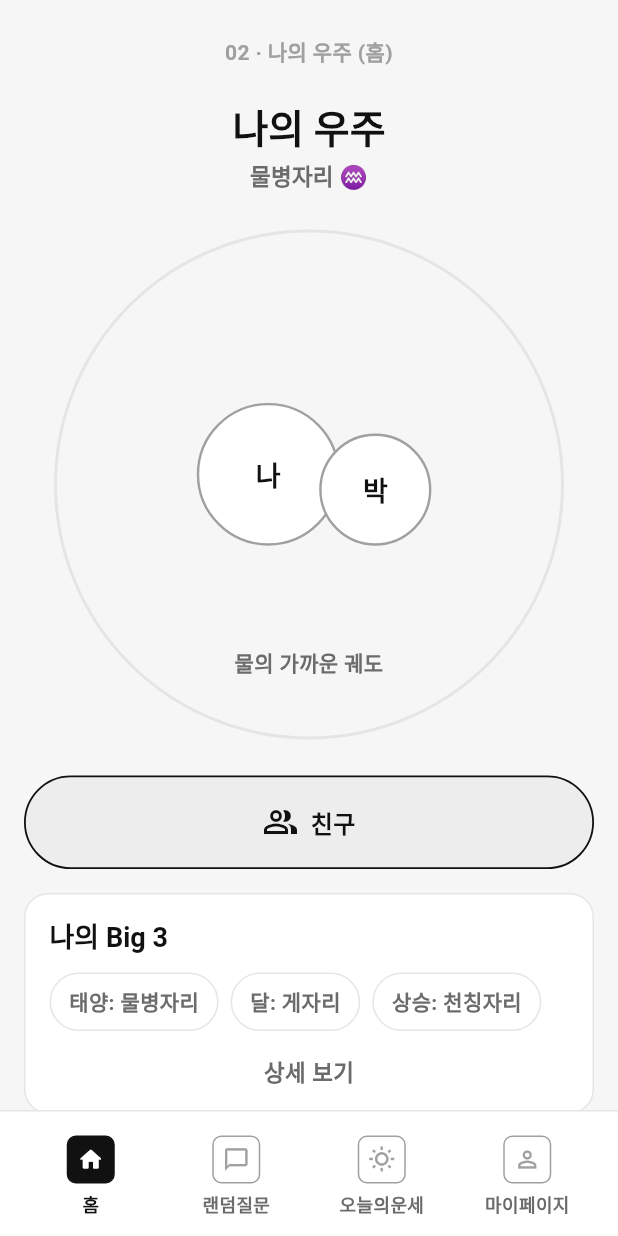
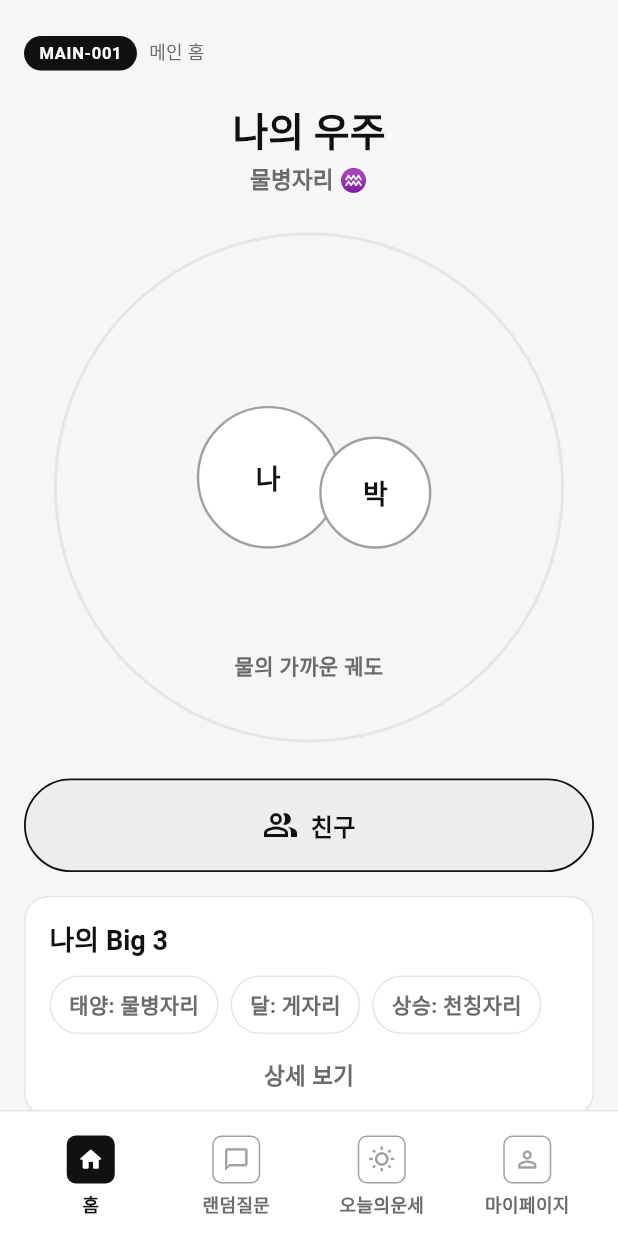
Before and after one commit to bellca225/stellara, a Flutter app: the OnboardingScreen screen opened directly, after a tap on "차트 만들기", on a phone screen of 412 x 824 dp. Run offline on Flutter 3.47's test engine with Material 3 defaults, Android fonts, the phone set to English and light mode, and no system bars; our stand-ins replace dio, flutter_riverpod; network calls fail.

Commit message:
Add profile edit flow and screen headers

```diff
--- a/lib/app.dart
+++ b/lib/app.dart
@@ -4,6 +4,7 @@
 
 import 'package:flutter/material.dart';
 
+import 'core/ui/app_alerts.dart';
 import 'core/theme/app_theme.dart';
 import 'features/auth/presentation/login_screen.dart';
 
@@ -35,6 +36,7 @@ class StellaraApp extends StatelessWidget {
       debugShowCheckedModeBanner: false,
       theme: buildAppTheme(),
       scrollBehavior: const AppScrollBehavior(),
+      navigatorKey: appNavigatorKey,
       // 9주차에서는 go_router 도입을 미루고 Navigator.push 로 단순 시작.
       // 라우터 도입은 11주차 친구 기능과 맞물려 진행 예정.
       home: const LoginScreen(),
--- a/lib/features/astrology/presentation/astrology_screen.dart
+++ b/lib/features/astrology/presentation/astrology_screen.dart
@@ -51,7 +51,10 @@ class _ChartContent extends StatelessWidget {
         AppSpacing.xxl,
       ),
       children: [
-        const WireframeHeader('01 · 점성술 분석'),
+        const ScreenCodeChip(
+          code: 'ASTROLOGY-001',
+          label: '점성술 분석',
+        ),
         const SizedBox(height: AppSpacing.lg),
         Row(
           children: [
--- a/lib/features/content/presentation/random_question_screen.dart
+++ b/lib/features/content/presentation/random_question_screen.dart
@@ -18,7 +18,10 @@ class RandomQuestionScreen extends StatelessWidget {
             AppSpacing.xxl,
           ),
           children: [
-            const WireframeHeader('CONTENT-001 · 랜덤 질문'),
+            const ScreenCodeChip(
+              code: 'CONTENT-001',
+              label: '랜덤 질문',
+            ),
             const SizedBox(height: AppSpacing.xl),
             Text(
               '랜덤 질문',
--- a/lib/features/friends/presentation/friend_screen.dart
+++ b/lib/features/friends/presentation/friend_screen.dart
@@ -19,7 +19,10 @@ class FriendScreen extends StatelessWidget {
             AppSpacing.xxl,
           ),
           children: [
-            const WireframeHeader('FRIEND-001 · 친구 관리'),
+            const ScreenCodeChip(
+              code: 'FRIEND-001',
+              label: '친구 관리',
+            ),
             const SizedBox(height: AppSpacing.lg),
             Row(
               children: [
--- a/lib/features/home/presentation/main_home_screen.dart
+++ b/lib/features/home/presentation/main_home_screen.dart
@@ -58,7 +58,10 @@ class _MainHomeContent extends StatelessWidget {
         AppSpacing.xxl,
       ),
       children: [
-        const WireframeHeader('02 · 나의 우주 (홈)'),
+        const ScreenCodeChip(
+          code: 'MAIN-001',
+          label: '메인 홈',
+        ),
         const SizedBox(height: AppSpacing.xl),
         Text(
           '나의 우주',
--- a/lib/features/horoscope/presentation/today_screen.dart
+++ b/lib/features/horoscope/presentation/today_screen.dart
@@ -40,7 +40,10 @@ class TodayScreen extends ConsumerWidget {
             AppSpacing.xxl,
           ),
           children: [
-            const WireframeHeader('TODAY-001 · 오늘의 운세'),
+            const ScreenCodeChip(
+              code: 'TODAY-001',
+              label: '오늘의 운세',
+            ),
             const SizedBox(height: AppSpacing.xl),
             Text(
               '오늘의 운세',
--- a/lib/features/onboarding/presentation/onboarding_screen.dart
+++ b/lib/features/onboarding/presentation/onboarding_screen.dart
@@ -19,19 +19,41 @@ import '../../astrology/domain/birth_info.dart';
 import '../app_shell.dart';
 
 class OnboardingScreen extends ConsumerStatefulWidget {
-  const OnboardingScreen({super.key});
+  const OnboardingScreen({
+    super.key,
+    this.initialBirthInfo,
+    this.isEditing = false,
+  });
+
+  final BirthInfo? initialBirthInfo;
+  final bool isEditing;
 
   @override
   ConsumerState<OnboardingScreen> createState() => _OnboardingScreenState();
 }
 
 class _OnboardingScreenState extends ConsumerState<OnboardingScreen> {
-  final _nicknameC = TextEditingController(text: '물병자리의 꿈');
-  final _dateC = TextEditingController(text: '1995-02-15');
-  final _timeC = TextEditingController(text: '14:30');
-  final _placeC = TextEditingController(text: '서울특별시');
+  late final TextEditingController _nicknameC;
+  late final TextEditingController _dateC;
+  late final TextEditingController _timeC;
+  late final TextEditingController _placeC;
 
   String? _error;
+
+  @override
+  void initState() {
+    super.initState();
+    final birth = widget.initialBirthInfo ?? BirthInfo.demo();
+    _nicknameC = TextEditingController(text: birth.nickname);
+    _dateC = TextEditingController(
+      text:
+          '${birth.dateTime.year}-${_pad(birth.dateTime.month)}-${_pad(birth.dateTime.day)}',
+    );
+    _timeC = TextEditingController(
+      text: '${_pad(birth.dateTime.hour)}:${_pad(birth.dateTime.minute)}',
+    );
+    _placeC = TextEditingController(text: birth.placeName ?? '서울특별시');
+  }
 
   @override
   void dispose() {
@@ -71,10 +93,15 @@ class _OnboardingScreenState extends ConsumerState<OnboardingScreen> {
       );
 
       ref.read(currentBirthInfoProvider.notifier).state = birth;
+      ref.invalidate(myNatalChartProvider);
 
-      Navigator.of(context).pushReplacement(
-        MaterialPageRoute(builder: (_) => const AppShell()),
-      );
+      if (widget.isEditing) {
+        Navigator.of(context).pop(true);
+      } else {
+        Navigator.of(context).pushReplacement(
+          MaterialPageRoute(builder: (_) => const AppShell()),
+        );
+      }
     } catch (e) {
       setState(() => _error =
           '입력값을 다시 확인해주세요 (생년월일은 1995-02-15, 시간은 14:30 형식).');
@@ -84,22 +111,30 @@ class _OnboardingScreenState extends ConsumerState<OnboardingScreen> {
   @override
   Widget build(BuildContext context) {
     return Scaffold(
-      appBar: AppBar(title: const Text('출생 정보 입력')),
+      appBar: AppBar(
+        title: Text(widget.isEditing ? '출생 정보 수정' : '출생 정보 입력'),
+      ),
       body: SafeArea(
         child: ListView(
           padding: const EdgeInsets.all(AppSpacing.lg),
           children: [
-            const ScreenCodeChip(
-                code: 'ONBOARDING-001', label: '출생 정보 입력'),
+            ScreenCodeChip(
+              code: 'ONBOARDING-001',
+              label: widget.isEditing ? '출생 정보 수정' : '출생 정보 입력',
+            ),
             const SizedBox(height: AppSpacing.lg),
             Text(
-              '차트를 만들기 위한\n첫 정보를 알려주세요',
+              widget.isEditing
+                  ? '출생 정보를\n다시 조정해 주세요'
+                  : '차트를 만들기 위한\n첫 정보를 알려주세요',
               style: Theme.of(context).textTheme.headlineMedium,
             ),
             const SizedBox(height: AppSpacing.sm),
-            const Text(
-              '정확한 시간을 알수록 차트의 정밀도가 올라갑니다. '
-              '나중에 마이페이지에서 언제든 수정할 수 있어요.',
+            Text(
+              widget.isEditing
+                  ? '저장하면 현재 차트와 화면 정보가 새 입력값 기준으로 다시 반영됩니다.'
+                  : '정확한 시간을 알수록 차트의 정밀도가 올라갑니다. '
+                      '나중에 마이페이지에서 언제든 수정할 수 있어요.',
               style: TextStyle(color: AppColors.inkMuted, height: 1.4),
             ),
             const SizedBox(height: AppSpacing.lg),
@@ -147,10 +182,15 @@ class _OnboardingScreenState extends ConsumerState<OnboardingScreen> {
               Text(_error!, style: const TextStyle(color: AppColors.ink)),
             ],
             const SizedBox(height: AppSpacing.lg),
-            ElevatedButton(onPressed: _submit, child: const Text('차트 만들기')),
+            ElevatedButton(
+              onPressed: _submit,
+              child: Text(widget.isEditing ? '변경 사항 저장' : '차트 만들기'),
+            ),
           ],
         ),
       ),
     );
   }
+
+  String _pad(int value) => value.toString().padLeft(2, '0');
 }
--- a/lib/features/profile/presentation/my_page_screen.dart
+++ b/lib/features/profile/presentation/my_page_screen.dart
@@ -5,6 +5,7 @@ import '../../../core/theme/app_theme.dart';
 import '../../../core/utils/astro_text.dart';
 import '../../../core/widgets/panel.dart';
 import '../../astrology/application/astrology_providers.dart';
+import '../../onboarding/presentation/onboarding_screen.dart';
 
 class MyPageScreen extends ConsumerWidget {
   const MyPageScreen({super.key});
@@ -24,7 +25,10 @@ class MyPageScreen extends ConsumerWidget {
             AppSpacing.xxl,
           ),
           children: [
-            const WireframeHeader('03 · 마이페이지'),
+            const ScreenCodeChip(
+              code: 'MYPAGE-001',
+              label: '마이페이지',
+            ),
             const SizedBox(height: AppSpacing.xl),
             Center(
               child: Container(
@@ -142,6 +146,27 @@ class MyPageScreen extends ConsumerWidget {
                     label: '출생지',
                     value: birth.placeName ?? '-',
                   ),
+                  const SizedBox(height: AppSpacing.md),
+                  OutlinedButton(
+                    onPressed: () async {
+                      final changed = await Navigator.of(context).push<bool>(
+                        MaterialPageRoute(
+                          builder: (_) => OnboardingScreen(
+                            initialBirthInfo: birth,
+                            isEditing: true,
+                          ),
+                        ),
+                      );
+                      if (changed == true && context.mounted) {
+                        ScaffoldMessenger.of(context).showSnackBar(
+                          const SnackBar(
+                            content: Text('출생 정보가 변경되었어요.'),
+                          ),
+                        );
+                      }
+                    },
+                    child: const Text('출생 정보 수정'),
+                  ),
                 ],
               ),
             ),
```
Also changed, not shown: lib/core/http/dio_client.dart (+8 -0 lines), lib/core/ui/app_alerts.dart (added, +42 -0 lines), 1 other file.
